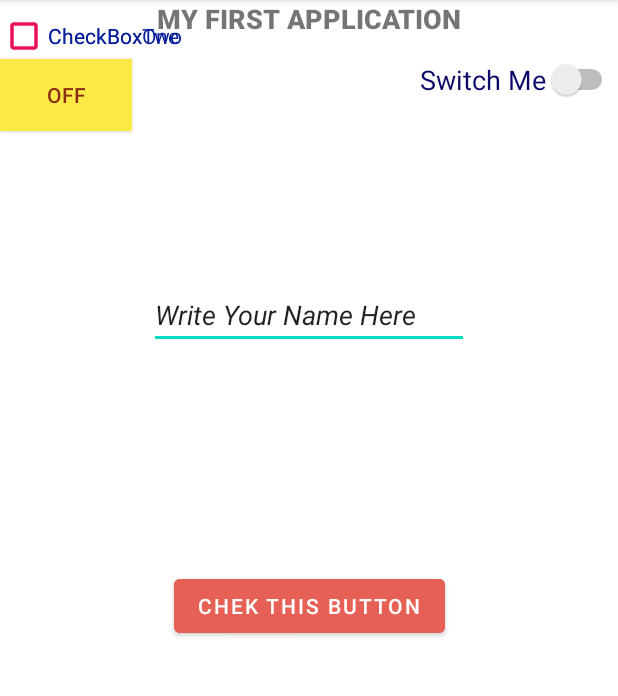
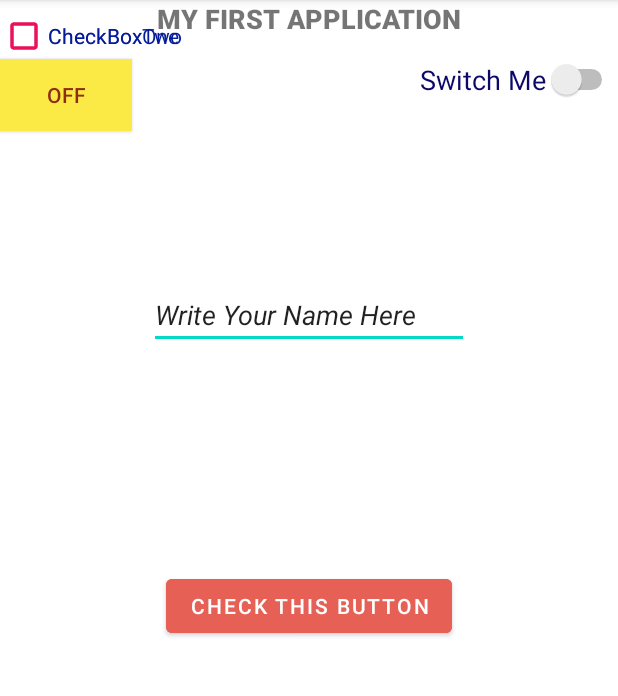
Before and after one commit to JuliaFalstaff/MyApplication, an Android app: the screen it shows after launch (MainActivity), on a phone screen of 412 x 824 dp, the part 84-780 px from its top. Run offline under Robolectric (Android 15) with nearby library versions, the phone set to English and light mode, and no system bars.

Commit message:
create new layout

```diff
--- a/app/src/main/res/layout/activity_main.xml
+++ b/app/src/main/res/layout/activity_main.xml
@@ -26,7 +26,7 @@
         android:layout_width="wrap_content"
         android:layout_height="wrap_content"
         android:backgroundTint="#E66056"
-        android:text="Chek this button"
+        android:text="Check this button"
         app:layout_constraintBottom_toBottomOf="parent"
         app:layout_constraintEnd_toEndOf="parent"
         app:layout_constraintStart_toStartOf="parent"
--- /dev/null
+++ b/app/src/main/res/layout/new_layout.xml
@@ -0,0 +1,6 @@
+<?xml version="1.0" encoding="utf-8"?>
+<androidx.constraintlayout.widget.ConstraintLayout
+    xmlns:android="http://schemas.android.com/apk/res/android" android:layout_width="match_parent"
+    android:layout_height="match_parent">
+
+</androidx.constraintlayout.widget.ConstraintLayout>
```
